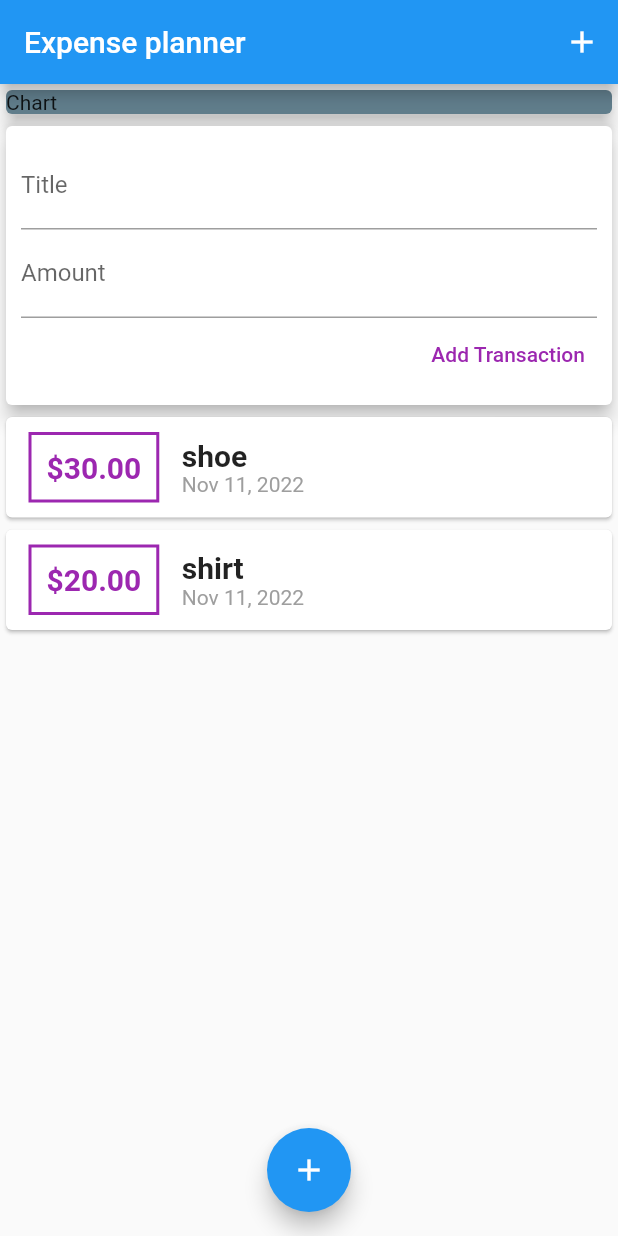
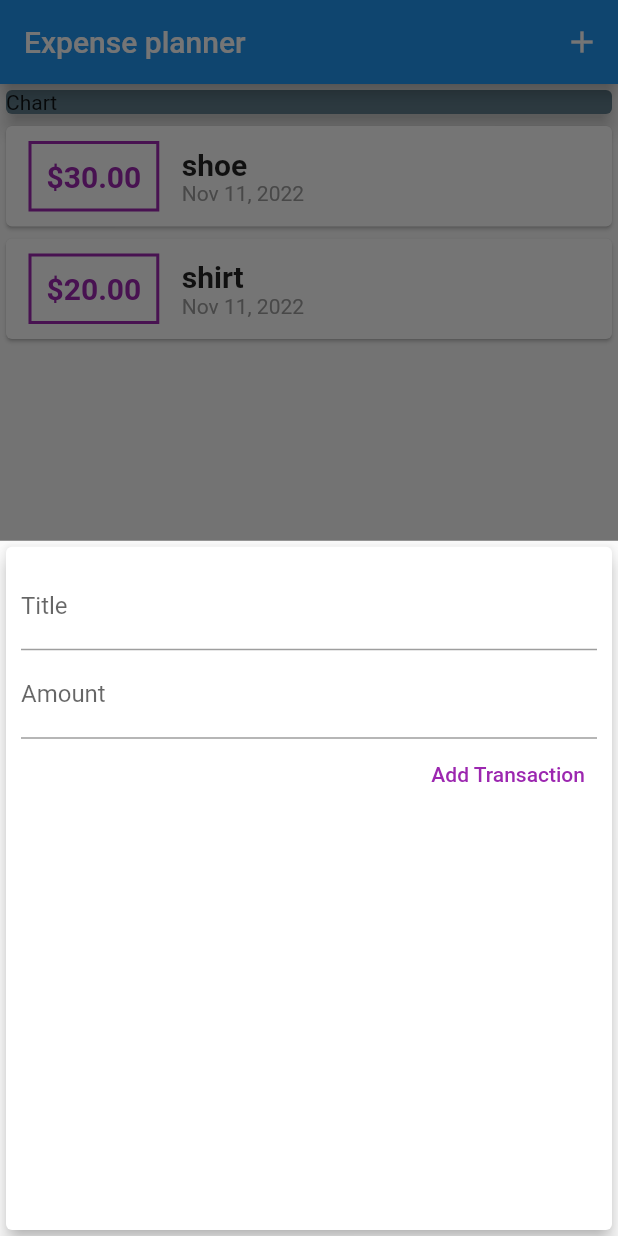
Before and after one commit to stanzealot/expense_planner, a Flutter app: the screen it shows after launch, after a tap on the "add" icon, on a phone screen of 412 x 824 dp. Run offline on Flutter 3.47's test engine with Material 2 defaults, Android fonts, the phone set to English and light mode, and no system bars; missing offline and left inert: dart:ffi.

```diff
--- a/lib/main.dart
+++ b/lib/main.dart
@@ -4,7 +4,7 @@ import 'package:flutter/material.dart';
 import 'package:intl/intl.dart';
 import './widgets/transaction_list.dart';
 import './widgets/new_transaction.dart';
-import './widgets/user_transaction.dart';
+import './models/transaction.dart';
 void main() => runApp(MyApp());
 
 
@@ -27,12 +27,32 @@ class MyHomePage extends StatefulWidget {
 }
 
 class _MyHomePageState extends State<MyHomePage> {
-  late String inputTitle;
 
-  late String inputAmount;
+  final List<Transaction> useTransaction = [
+    Transaction(id: "t1", title: "shoe", amount: 30.0, date: DateTime.now()),
+    Transaction(id: "t2", title: "shirt", amount: 20.0, date: DateTime.now())
+  ];
 
-  void showInputData(){
+  void _addNewTransaction(String txTitle, double txAmount){
+     final newTrn = Transaction(
+      id: DateTime.now().toString(),
+      title: txTitle,
+      amount: txAmount,
+      date: DateTime.now()
+      );
+      setState(() {
+        useTransaction.add(newTrn);
+      });
 
+  }
+  void showInputDataWidget(BuildContext ctx){
+    showModalBottomSheet(context: ctx, builder:(bCtx){
+      return GestureDetector(
+        onTap: (){},
+        behavior: HitTestBehavior.opaque,
+        child: NewTransaction(_addNewTransaction)
+      );
+    },);
   }
 
   @override
@@ -42,7 +62,7 @@ class _MyHomePageState extends State<MyHomePage> {
         title: Text("Expense planner"),
         actions: [
           IconButton(
-            onPressed: (){},
+            onPressed: ()=>showInputDataWidget(context),
             icon: Icon(Icons.add)
             )
         ],
@@ -61,9 +81,9 @@ class _MyHomePageState extends State<MyHomePage> {
             elevation: 5,
             ),
           ),
-          UserTransactionState()
+
           // NewTransaction(),
-          // TransactionList()
+           TransactionList(useTransaction)
 
       ]
 
@@ -71,7 +91,7 @@ class _MyHomePageState extends State<MyHomePage> {
       ),
       floatingActionButtonLocation: FloatingActionButtonLocation.centerFloat,
       floatingActionButton: FloatingActionButton(
-        onPressed: (){},
+        onPressed: ()=>showInputDataWidget(context),
         child: Icon(Icons.add)
         ),
     );
--- a/lib/widgets/new_transaction.dart
+++ b/lib/widgets/new_transaction.dart
@@ -1,11 +1,18 @@
 import 'package:flutter/material.dart';
 
-class NewTransaction extends StatelessWidget {
+class NewTransaction extends StatefulWidget {
 
-  final titleController = TextEditingController();
-  final amountController = TextEditingController();
   Function _addTransaction;
   NewTransaction(this._addTransaction);
+
+  @override
+  State<NewTransaction> createState() => _NewTransactionState();
+}
+
+class _NewTransactionState extends State<NewTransaction> {
+  final titleController = TextEditingController();
+
+  final amountController = TextEditingController();
 
   void handleAddTransaction(){
      final title = titleController.text;
@@ -13,8 +20,11 @@ class NewTransaction extends StatelessWidget {
      if(title.isEmpty || amount <=0){
         return;
      }
-    _addTransaction(title,amount);
+    widget._addTransaction(title,amount);
+    //close the outermost screen
+    Navigator.of(context).pop();
   }
+
   @override
   Widget build(BuildContext context) {
     return Card(
--- a/lib/widgets/user_transaction.dart
+++ /dev/null
@@ -1,42 +0,0 @@
-// ignore_for_file: unused_element, non_constant_identifier_names
-
-import 'package:flutter/material.dart';
-import './transaction_list.dart';
-import './new_transaction.dart';
-import '../models/transaction.dart';
-class UserTransactionState extends StatefulWidget {
-  const UserTransactionState({super.key});
-
-
-  @override
-  State<UserTransactionState> createState() => __UserTransactionStateState();
-}
-
-class __UserTransactionStateState extends State<UserTransactionState> {
-  final List<Transaction> useTransaction = [
-    Transaction(id: "t1", title: "shoe", amount: 30.0, date: DateTime.now()),
-    Transaction(id: "t2", title: "shirt", amount: 20.0, date: DateTime.now())
-  ];
-
-  void _addNewTransaction(String txTitle, double txAmount){
-     final newTrn = Transaction(
-      id: DateTime.now().toString(),
-      title: txTitle,
-      amount: txAmount,
-      date: DateTime.now()
-      );
-      setState(() {
-        useTransaction.add(newTrn);
-      });
-
-  }
-  @override
-  Widget build(BuildContext context) {
-    return Column(
-      children: [
-        NewTransaction(_addNewTransaction),
-        TransactionList(useTransaction)
-      ],
-    );
-  }
-}
```
